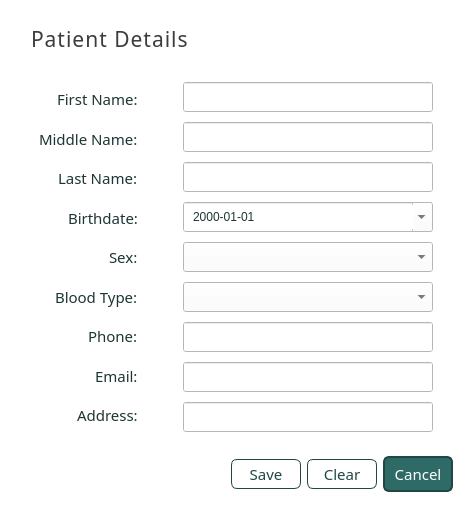
karlito20/AdoraFlowProject, file ui/popup_patientinputs.ui: the form before one commit.
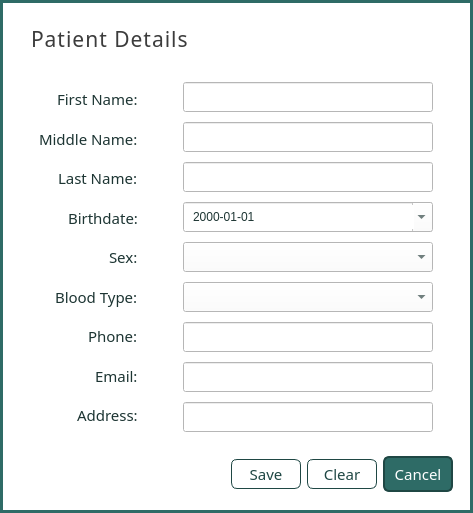
The form after the commit.

```diff
--- a/ui/popup_patientinputs.ui
+++ b/ui/popup_patientinputs.ui
@@ -485,6 +485,11 @@
   <property name="windowTitle">
    <string>Dialog</string>
   </property>
+  <property name="styleSheet">
+   <string notr="true">#patient_inputs {
+	border: 3px solid #2E6B66;
+}</string>
+  </property>
   <property name="modal">
    <bool>true</bool>
   </property>
```
